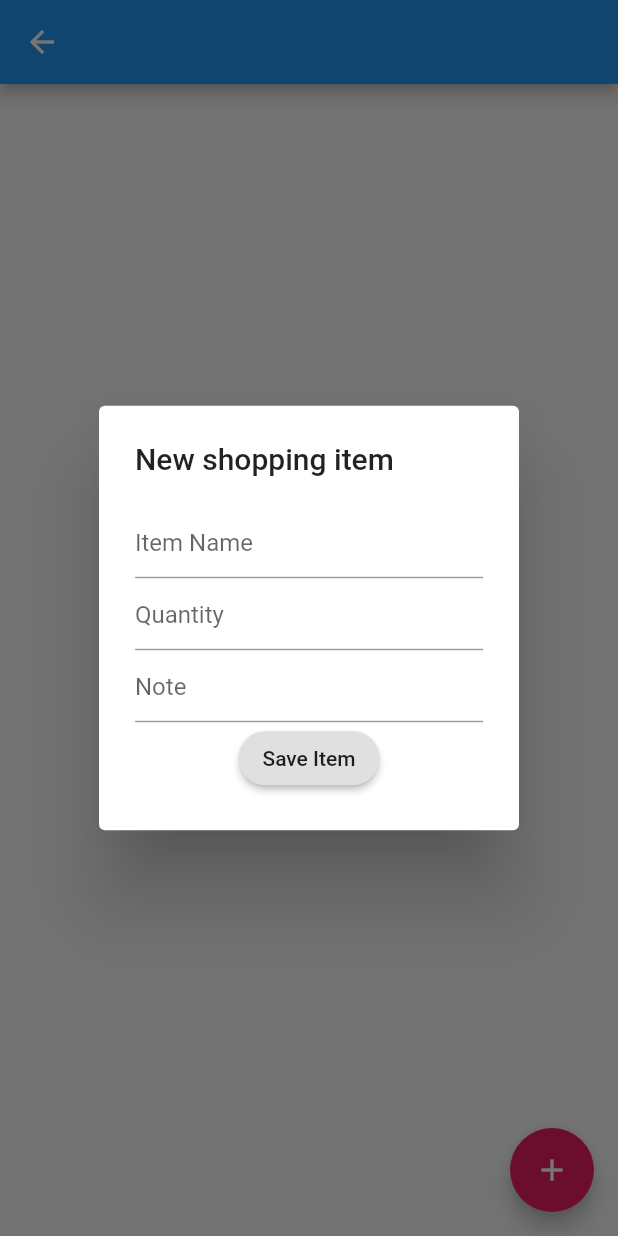
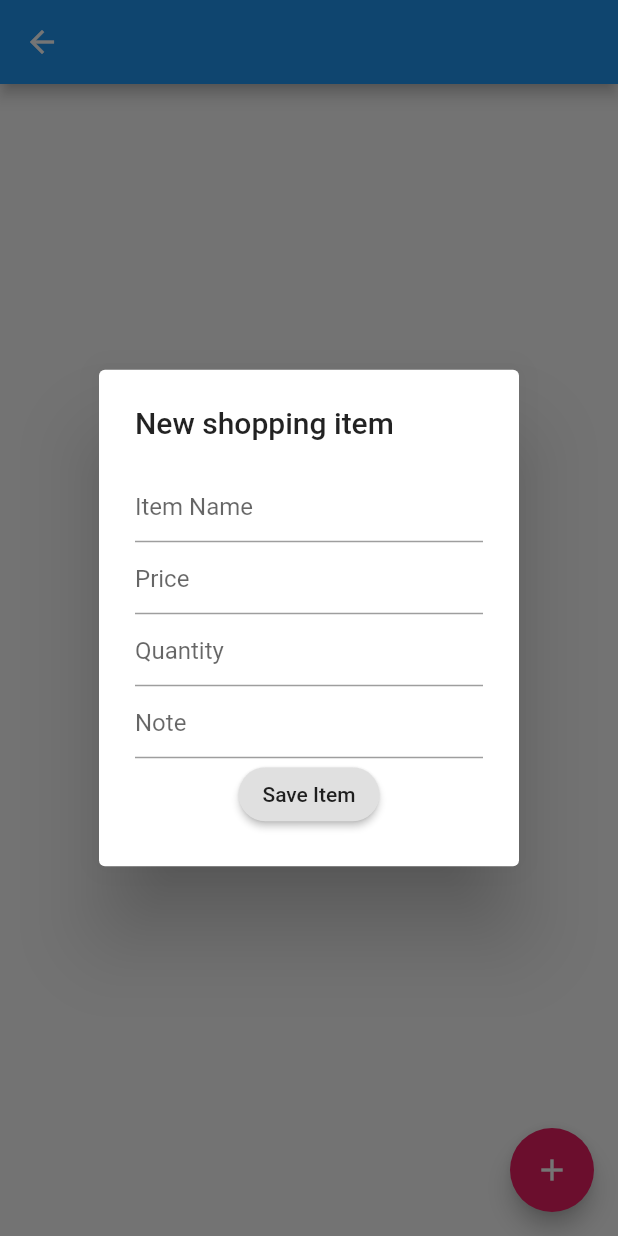
Before and after one commit to tawatchai7034/OneToMany_SQFlite, a Flutter app: the ItemsScreen screen opened directly with empty values, after a tap on the "add" icon, on a phone screen of 412 x 824 dp. Run offline on Flutter 3.47's test engine with Material 2 defaults, Android fonts, the phone set to English and light mode, and no system bars; our stand-ins replace sqflite; accounts and stored records are empty.

Commit message:
add gender species price completed

```diff
--- a/lib/main.dart
+++ b/lib/main.dart
@@ -63,7 +63,7 @@ class _ShListState extends State<ShList> {
                     title: Text(shoppingList[index].name),
                     leading: Text("Gender: ${shoppingList[index].gender}\nSpecies: ${shoppingList[index].species}"),
                     // CircleAvatar(
-                    //   child: Text(shoppingList[index].priority.toString()),
+                    //   child: Text("Gender: ${shoppingList[index].gender}\nSpecies: ${shoppingList[index].species}"),
                     // ),
                     onTap: () {
                       Navigator.push(
@@ -89,7 +89,7 @@ class _ShListState extends State<ShList> {
           showDialog(
             context: context,
             builder: (BuildContext context) =>
-                dialog.buildDialog(context, ShoppingList(0, '', '',''), true),
+                dialog.buildDialog(context, ShoppingList(0, '','',''), true),
           );
         },
         child: Icon(Icons.add),
--- a/lib/models/list_items.dart
+++ b/lib/models/list_items.dart
@@ -2,16 +2,18 @@ class ListItem {
   int id;
   int idList;
   String name;
+  double price;
   String quantity;
   String note;
 
-  ListItem(this.id, this.idList, this.name, this.quantity, this.note);
+  ListItem(this.id, this.idList, this.name, this.price,this.quantity, this.note);
 
   Map<String, dynamic> toMap() {
     return {
       'id': (id == 0) ? null : id,
       'idList': idList,
       'name': name,
+      'price': price,
       'quantity': quantity,
       'note': note
     };
--- a/lib/models/shopping_list.dart
+++ b/lib/models/shopping_list.dart
@@ -4,7 +4,7 @@ class ShoppingList {
   String gender;
   String species;
 
-  ShoppingList(this.id, this.name, this.gender,this.species);
+  ShoppingList(this.id, this.name,this.gender,this.species,);
 
   Map<String, dynamic> toMap() {
     return {
--- a/lib/ui/items_screen.dart
+++ b/lib/ui/items_screen.dart
@@ -53,7 +53,7 @@ class _ItemsScreenState extends State<ItemsScreen> {
                   title: Text(items[index].name),
                   subtitle: Text(
                       'Quantity: ${items[index].quantity} - Note:  ${items[index]
-                          .note}'),
+                          .note}\n${items[index].price}'),
                   onTap: () {},
                   trailing: IconButton(
                     icon: Icon(Icons.edit),
@@ -73,7 +73,7 @@ class _ItemsScreenState extends State<ItemsScreen> {
               context: context,
               builder: (BuildContext context) =>
                   dialog.buildAlert(
-                      context, ListItem(0, this.shoppingList.id, "", "", ""),
+                      context, ListItem(0, this.shoppingList.id, "",0, "", ""),
                       true),
             );
           },
--- a/lib/ui/list_item_dialog.dart
+++ b/lib/ui/list_item_dialog.dart
@@ -1,9 +1,11 @@
 import 'package:flutter/material.dart';
+import 'package:flutter/services.dart';
 import '../models/list_items.dart';
 import '../util/dbhelper.dart';
 
 class ListItemDialog {
   final txtName = TextEditingController();
+  final txtPrice = TextEditingController();
   final txtQuantity = TextEditingController();
   final txtNote = TextEditingController();
 
@@ -13,6 +15,7 @@ class ListItemDialog {
     helper.openDb();
     if (!isNew) {
       txtName.text = item.name;
+      txtPrice.text = item.price.toString();
       txtQuantity.text = item.quantity;
       txtNote.text = item.note;
     }
@@ -25,6 +28,10 @@ class ListItemDialog {
                 controller: txtName,
                 decoration: InputDecoration(hintText: 'Item Name')),
             TextField(
+                controller: txtPrice,
+                keyboardType: TextInputType.number,
+                decoration: InputDecoration(hintText: 'Price')),
+            TextField(
               controller: txtQuantity,
               decoration: InputDecoration(hintText: 'Quantity'),
             ),
@@ -36,9 +43,10 @@ class ListItemDialog {
                 child: Text('Save Item'),
                 onPressed: () {
                   item.name = txtName.text;
+                  item.price = double.parse(txtPrice.text);
                   item.quantity = txtQuantity.text;
                   item.note = txtNote.text;
-                  // helper.insertItem(item);
+                  helper.insertItem(item);
                   Navigator.pop(context);
                 },
                 shape: RoundedRectangleBorder(
--- a/lib/ui/shopping_list_dialog.dart
+++ b/lib/ui/shopping_list_dialog.dart
@@ -6,6 +6,7 @@ class ShoppingListDialog {
   final txtName = TextEditingController();
   final txtGender = TextEditingController();
   final txtSpecies = TextEditingController();
+  final txtPriority = TextEditingController();
 
   Widget buildDialog(BuildContext context, ShoppingList list, bool isNew) {
     DbHelper helper = DbHelper();
--- a/lib/util/dbhelper.dart
+++ b/lib/util/dbhelper.dart
@@ -32,9 +32,9 @@ class DbHelper {
       db = await openDatabase(join(await getDatabasesPath(), 'shopping.db'),
           onCreate: (database, version) {
             database.execute(
-                'CREATE TABLE lists(id INTEGER PRIMARY KEY, name TEXT, gender TEXT,species TEXT,)');
+                'CREATE TABLE lists(id INTEGER PRIMARY KEY, name TEXT, gender TEXT, species TEXT)');
             database.execute(
-                'CREATE TABLE items(id INTEGER PRIMARY KEY, idList INTEGER, name TEXT, quantity TEXT, note TEXT, ' +
+                'CREATE TABLE items(id INTEGER PRIMARY KEY, idList INTEGER, name TEXT, price REAL, quantity TEXT, note TEXT, ' +
                     'FOREIGN KEY(idList) REFERENCES lists(id))');
           }, version: version);
     }
@@ -79,6 +79,7 @@ class DbHelper {
         maps[i]['id'],
         maps[i]['idList'],
         maps[i]['name'],
+        maps[i]['price'],
         maps[i]['quantity'],
         maps[i]['note'],
       );
```
